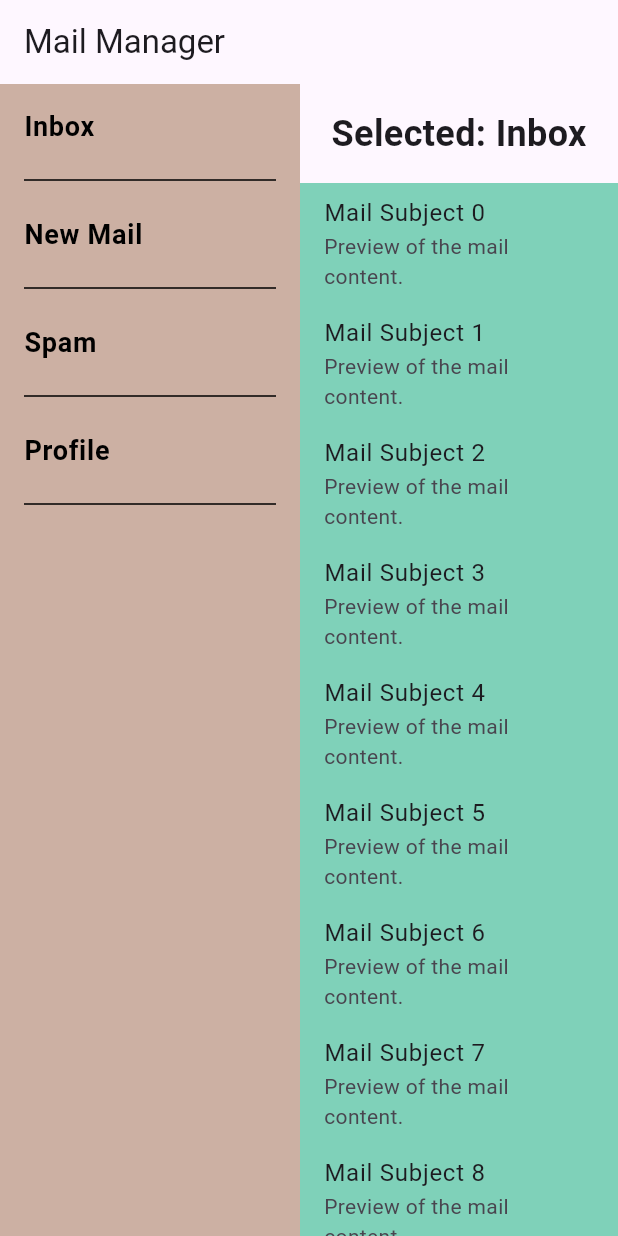
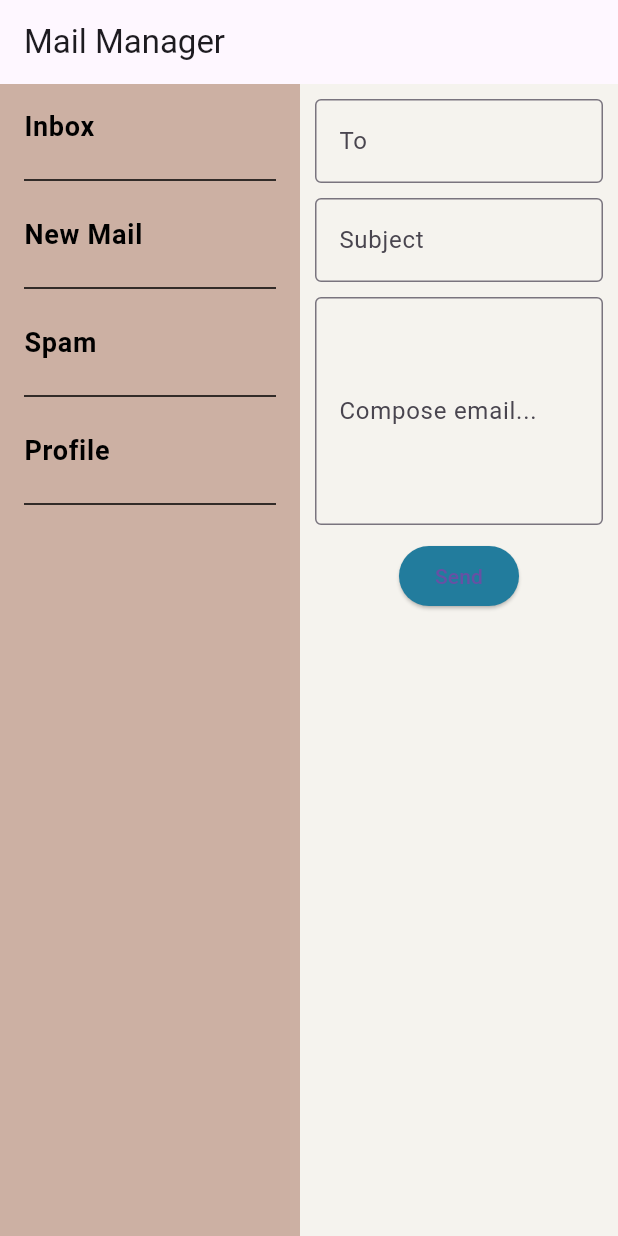
Before and after one commit to EvolOsEIP/EvolOsProject, a Flutter app: the screen it shows after launch, on a phone screen of 412 x 824 dp. Run offline on Flutter 3.47's test engine with Material 3 defaults, Android fonts, the phone set to English and light mode, and no system bars.

Commit message:
UPDATE - start to work on new mail interface

```diff
--- a/mailpage/lib/main.dart
+++ b/mailpage/lib/main.dart
@@ -28,7 +28,7 @@ class MailManagerHome extends StatefulWidget {
 class _MailManagerState extends State<MailManagerHome> {
 
   /* Side bar code */
-  String _selectedItem = "Inbox"; //default page display
+  String _selectedItem = "New Mail"; //default page display
   String? _hoveredItem;
   Widget _buildSidebarItem(String title) {
     return MouseRegion(
--- a/mailpage/lib/new_mail.dart
+++ b/mailpage/lib/new_mail.dart
@@ -21,9 +21,7 @@ class _NewMailState extends State<NewMail> {
       body: _bodyController.text,
     );
 
-    ScaffoldMessenger.of(context).showSnackBar(
-      SnackBar(content: Text(result)),
-    );
+    ScaffoldMessenger.of(context).showSnackBar(SnackBar(content: Text(result)));
   }
 
   @override
@@ -36,43 +34,27 @@ class _NewMailState extends State<NewMail> {
 
   @override
   Widget build(BuildContext context) {
-    return Column(
-      children: [
-        Padding(
-          padding: const EdgeInsets.all(16.0),
-          child: Text(
-            "Selected: New Mail",
-            style: TextStyle(fontSize: 24.0, fontWeight: FontWeight.bold),
-          ),
+    return Container(
+      color: const Color(0xFFF5F3EE),
+      child: Padding(
+        padding: const EdgeInsets.all(10.0),
+        child: Column(
+          children: [
+            _buildTextField(_recipientController, "To"),
+            const SizedBox(height: 10),
+            _buildTextField(_subjectController, "Subject"),
+            const SizedBox(height: 10),
+            _buildTextField(_bodyController, "Compose email...", maxLines: 5),
+            const SizedBox(height: 10),
+            ElevatedButton(
+              onPressed: _sendEmail,
+              child: const Text("Send"),
+              style: ElevatedButton.styleFrom(
+                backgroundColor: const Color(0xFF227C9D),
+              ),
+            ),
+          ],
         ),
-        Expanded(
-          child: Container(
-            color: Color(0xFF7FD1B9),
-            child: _buildEmailComposer(),
-          ),
-        ),
-      ],
-    );
-  }
-
-  Widget _buildEmailComposer() {
-    return Container(
-      color: Color(0xFFF6AE2D),
-      padding: EdgeInsets.all(10),
-      child: Column(
-        children: [
-          _buildTextField(_recipientController, "To"),
-          SizedBox(height: 10),
-          _buildTextField(_subjectController, "Subject"),
-          SizedBox(height: 10),
-          _buildTextField(_bodyController, "Compose email...", maxLines: 5),
-          SizedBox(height: 10),
-          ElevatedButton(
-            onPressed: _sendEmail,
-            child: Text("Send"),
-            style: ElevatedButton.styleFrom(backgroundColor: Color(0xFF227C9D)),
-          ),
-        ],
       ),
     );
   }
```
